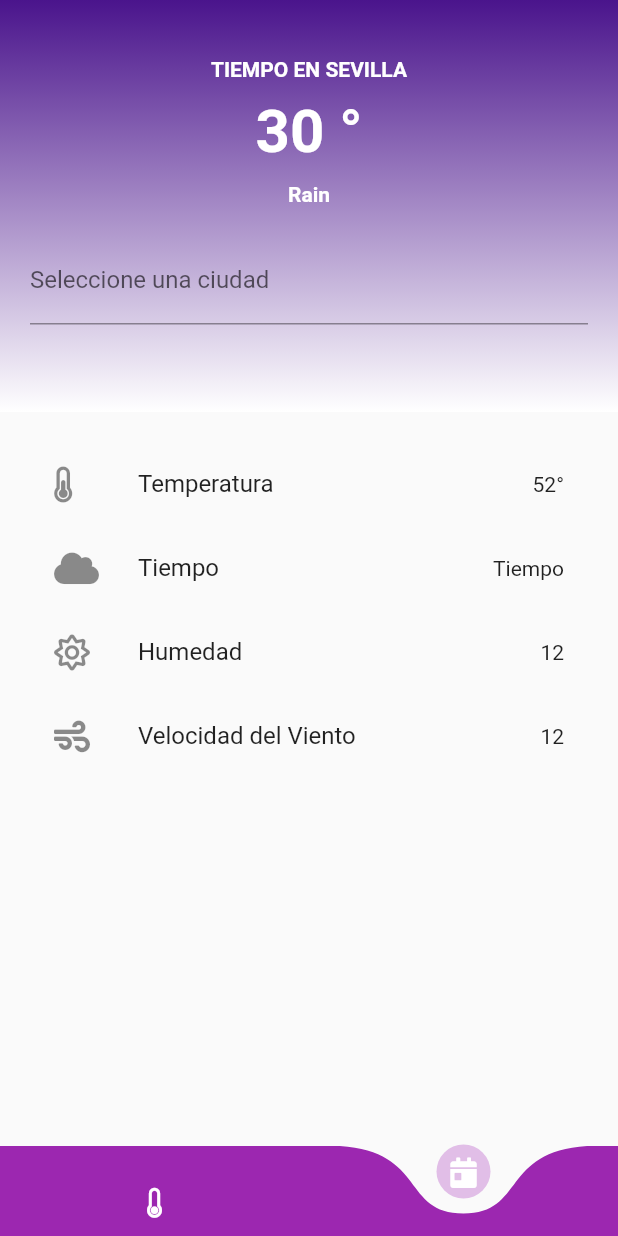
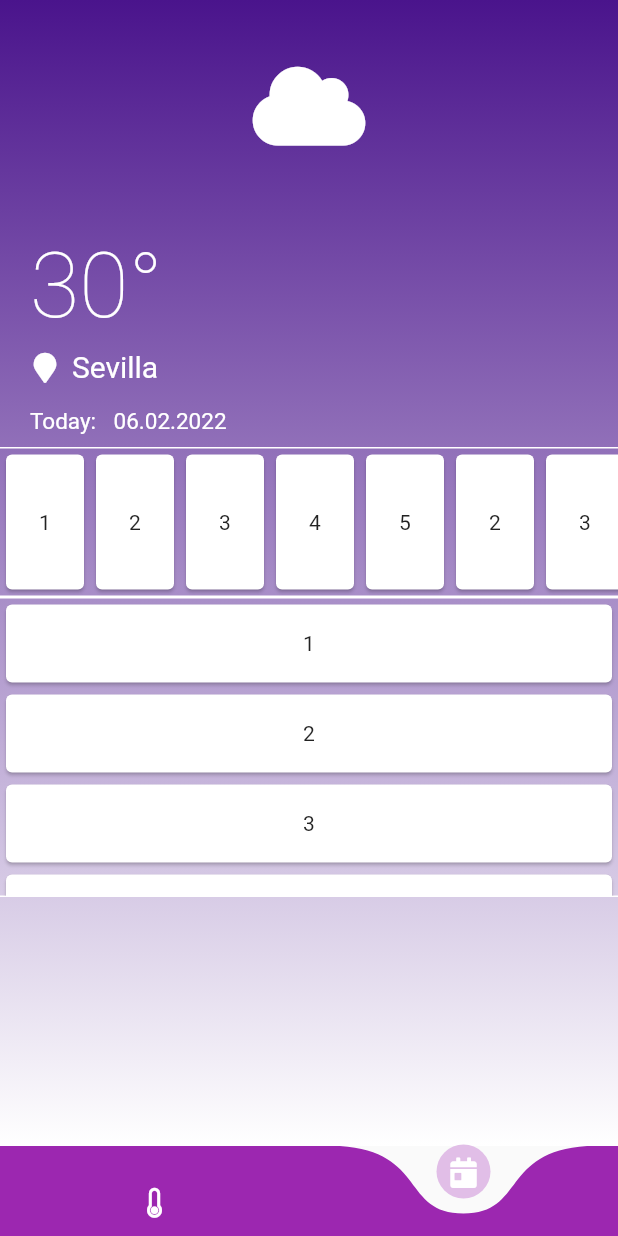
Before and after one commit to Labradorcacyn/meteroapp, a Flutter app: the screen it shows after launch, item 2 of the bottom bar chosen, on a phone screen of 412 x 824 dp. Run offline on Flutter 3.47's test engine with Material 2 defaults, Android fonts, the phone set to English and light mode, and no system bars; drawn by our look-alikes of curved_navigation_bar; our stand-ins replace font_awesome_flutter; network calls fail.

Commit message:
Agregamos una nueva page

```diff
--- a/metero_app_cynthia/lib/main.dart
+++ b/metero_app_cynthia/lib/main.dart
@@ -1,4 +1,5 @@
 import 'package:flutter/material.dart';
+import 'package:metero_app_cynthia/pages/city_days_page.dart';
 import 'package:metero_app_cynthia/pages/current_day_page.dart';
 import 'package:metero_app_cynthia/pages/home_page.dart';
 
@@ -18,6 +19,9 @@ class MyApp extends StatelessWidget {
       initialRoute: '/',
       routes: {
         '/': (context) => HomePage(),
+        '/home': (context) => HomePage(),
+        '/current_day': (context) => CurrentDayPage(),
+        '/one_call': (context) => CityDaysPage()
       },
     );
   }
--- a/metero_app_cynthia/lib/pages/city_days_page.dart
+++ b/metero_app_cynthia/lib/pages/city_days_page.dart
@@ -0,0 +1,125 @@
+import 'package:flutter/material.dart';
+import 'package:flutter/rendering.dart';
+import 'package:font_awesome_flutter/font_awesome_flutter.dart';
+import 'package:http/http.dart' as http;
+import 'dart:convert';
+
+class CityDaysPage extends StatefulWidget {
+  CityDaysPage({Key? key}) : super(key: key);
+
+  @override
+  State<CityDaysPage> createState() => _CityDaysPageState();
+}
+
+class _CityDaysPageState extends State<CityDaysPage> {
+  final times = ['1', '2', '3', '4', '5', '2', '3', '4', '5'];
+
+  @override
+  Widget build(BuildContext context) {
+    return Scaffold(
+      body: Container(
+        width: MediaQuery.of(context).size.width,
+        height: MediaQuery.of(context).size.height,
+        decoration: BoxDecoration(
+            gradient: LinearGradient(
+                begin: Alignment.topCenter,
+                end: Alignment.bottomCenter,
+                colors: [Colors.purple.shade900, Colors.white])),
+        child: Column(
+          mainAxisAlignment: MainAxisAlignment.start,
+          crossAxisAlignment: CrossAxisAlignment.stretch,
+          children: [
+            Padding(
+              padding: const EdgeInsets.all(40),
+              child: Icon(
+                FontAwesomeIcons.cloud,
+                color: Colors.white,
+                size: 60,
+              ),
+            ),
+            Padding(
+              padding: const EdgeInsets.only(left: 20, top: 15),
+              child: Text(
+                "30\u00b0",
+                style: TextStyle(
+                    color: Colors.white,
+                    fontSize: 60,
+                    fontWeight: FontWeight.w100),
+              ),
+            ),
+            Row(
+              children: [
+                Padding(
+                  padding: const EdgeInsets.only(left: 20),
+                  child: Icon(
+                    FontAwesomeIcons.mapMarker,
+                    size: 20,
+                    color: Colors.white,
+                  ),
+                ),
+                Padding(
+                  padding: const EdgeInsets.all(8.0),
+                  child: Text("Sevilla",
+                      style: TextStyle(color: Colors.white, fontSize: 20)),
+                )
+              ],
+            ),
+            Row(
+              children: [
+                Padding(
+                    padding: const EdgeInsets.only(left: 20),
+                    child: Text("Today: ",
+                        style: TextStyle(color: Colors.white, fontSize: 15))),
+                Padding(
+                  padding: const EdgeInsets.all(8.0),
+                  child: Text("06.02.2022",
+                      style: TextStyle(color: Colors.white, fontSize: 15)),
+                )
+              ],
+            ),
+            Container(
+              height: 100,
+              decoration: BoxDecoration(
+                border: Border(
+                    top: BorderSide(color: Colors.white),
+                    bottom: BorderSide(color: Colors.white)),
+              ),
+              child: ListView.builder(
+                  scrollDirection: Axis.horizontal,
+                  itemCount: times.length,
+                  itemBuilder: (context, index) {
+                    return Container(
+                      width: 60,
+                      child: Card(
+                        child: Center(child: Text('${times[index]}')),
+                      ),
+                    );
+                  }),
+            ),
+            Container(
+              height: 200,
+              decoration: BoxDecoration(
+                border: Border(
+                    top: BorderSide(color: Colors.white),
+                    bottom: BorderSide(color: Colors.white)),
+              ),
+              child: ListView.builder(
+                  scrollDirection: Axis.vertical,
+                  itemCount: times.length,
+                  itemBuilder: (context, index) {
+                    return Expanded(
+                      child: Container(
+                        height: 60,
+                        child: Card(
+                          child: Center(child: Text('${times[index]}')),
+                        ),
+                      ),
+                    );
+                  }),
+            )
+          ],
+        ),
+      ),
+    );
+  }
+}
--- a/metero_app_cynthia/lib/pages/current_day_page.dart
+++ b/metero_app_cynthia/lib/pages/current_day_page.dart
@@ -53,7 +53,7 @@ class _CurrentDayPageState extends State<CurrentDayPage> {
               crossAxisAlignment: CrossAxisAlignment.center,
               children: <Widget>[
                 Padding(
-                  padding: EdgeInsets.only(bottom: 10.0),
+                  padding: EdgeInsets.only(top: 20.0),
                   child: Text(
                     'TIEMPO EN ${city.toUpperCase()}',
                     style: TextStyle(
--- a/metero_app_cynthia/lib/pages/home_page.dart
+++ b/metero_app_cynthia/lib/pages/home_page.dart
@@ -1,6 +1,7 @@
 import 'package:curved_navigation_bar/curved_navigation_bar.dart';
 import 'package:flutter/material.dart';
 import 'package:font_awesome_flutter/font_awesome_flutter.dart';
+import 'package:metero_app_cynthia/pages/city_days_page.dart';
 import 'package:metero_app_cynthia/pages/current_day_page.dart';
 
 class HomePage extends StatefulWidget {
@@ -15,7 +16,7 @@ class _HomePageState extends State<HomePage> {
 
   final screens = [
     CurrentDayPage(),
-    //CityDaysPage(),
+    CityDaysPage(),
   ];
 
   @override
@@ -34,12 +35,11 @@ class _HomePageState extends State<HomePage> {
           backgroundColor: Colors.transparent,
           buttonBackgroundColor: Colors.purple.shade100,
           color: Colors.purple,
-          index: 0,
           height: 60,
           animationCurve: Curves.easeInOut,
           animationDuration: Duration(milliseconds: 300),
           items: items,
-          onTap: (value) => setState(() => this.index = index),
+          onTap: (index) => setState(() => this.index = index),
         ),
       ),
     );
--- a/metero_app_cynthia/pubspec.yaml
+++ b/metero_app_cynthia/pubspec.yaml
@@ -37,7 +37,6 @@ dependencies:
   cupertino_icons: ^1.0.2
   curved_navigation_bar: ^1.0.1
   http: ^0.13.4
-  google_maps_flutter: ^2.1.1
 
 dev_dependencies:
   flutter_test:
```
Also changed, not shown: metero_app_cynthia/pubspec.lock.
